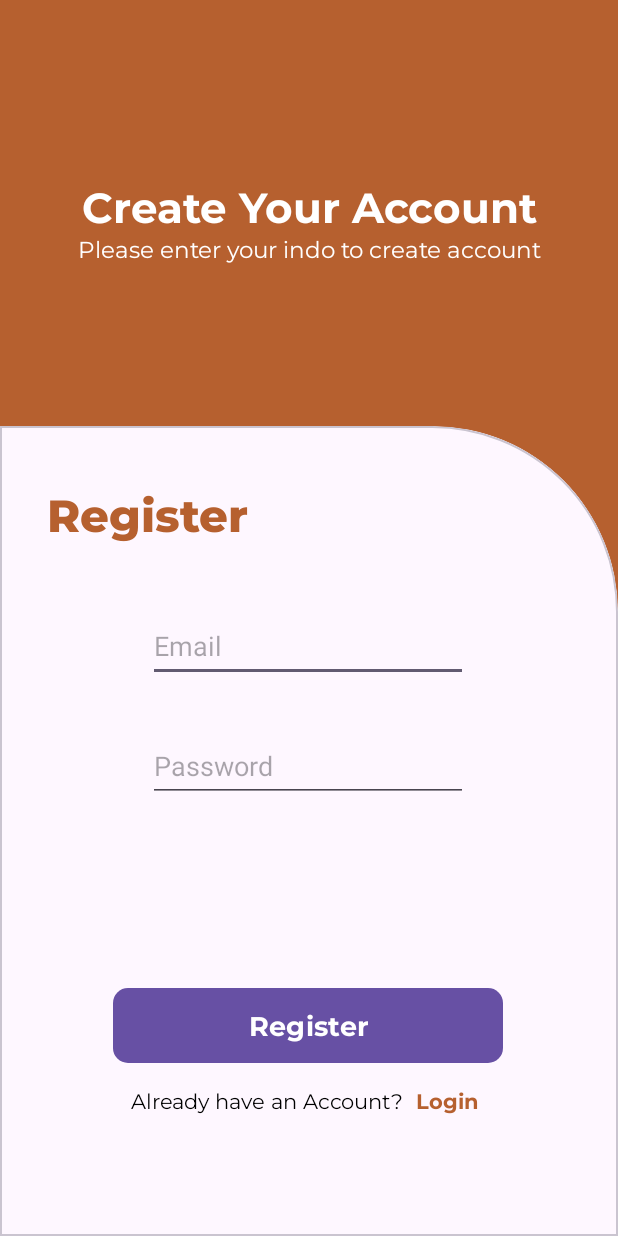
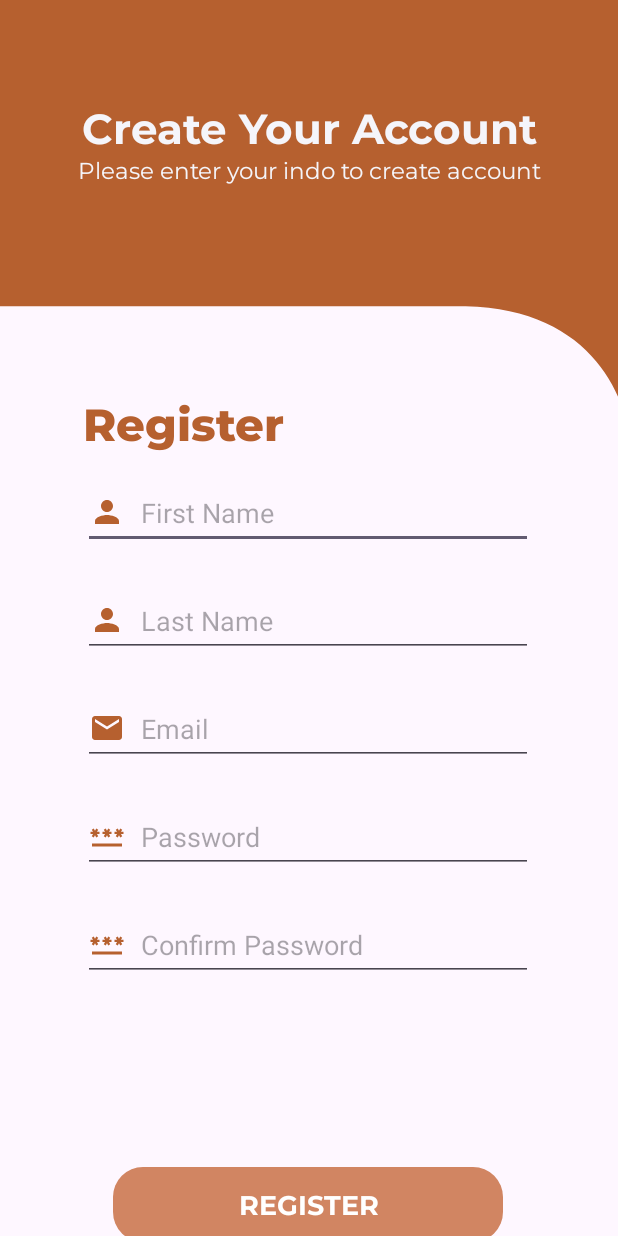
Before and after one commit to Dikarahmanm/Wismata-C23-PS297, an Android app: the RegisterActivity screen opened directly, with no data from a screen before it, on a phone screen of 412 x 824 dp. Run offline under Robolectric (Android 15) with nearby library versions, the phone set to English and light mode, and no system bars.

Commit message:
fix: register layout

```diff
--- /dev/null
+++ b/Android/app/src/main/java/com/dika/wismata/ui/component/CustomNameEdt.kt
@@ -0,0 +1,55 @@
+package com.dika.wismata.ui.component
+
+import android.content.Context
+import android.graphics.Canvas
+import android.graphics.drawable.Drawable
+import android.util.AttributeSet
+import androidx.appcompat.widget.AppCompatEditText
+import androidx.core.content.ContextCompat
+import com.dika.wismata.R
+
+class CustomNameEdt: AppCompatEditText {
+
+    private lateinit var personIcon: Drawable
+
+    constructor(context: Context) : super(context) {
+        init()
+    }
+
+    constructor(context: Context, attributeSet: AttributeSet) : super(context, attributeSet) {
+        init()
+    }
+
+    constructor(context: Context, attributeSet: AttributeSet, defStyleAttr: Int) : super(
+        context,
+        attributeSet,
+        defStyleAttr
+    ) {
+        init()
+    }
+
+    private fun init() {
+        personIcon = ContextCompat.getDrawable(context, R.drawable.ic_person_24) as Drawable
+        compoundDrawablePadding = 16
+    }
+
+    private fun setButtonDrawables(
+        startOfTheText: Drawable? = null,
+        topOfTheText: Drawable? = null,
+        endOfTheText: Drawable? = null,
+        bottomOfTheText: Drawable? = null
+    ) {
+        setCompoundDrawablesWithIntrinsicBounds(
+            startOfTheText,
+            topOfTheText,
+            endOfTheText,
+            bottomOfTheText
+        )
+    }
+
+    override fun onDraw(canvas: Canvas?) {
+        super.onDraw(canvas)
+        setButtonDrawables(startOfTheText = personIcon)
+    }
+
+}
--- /dev/null
+++ b/Android/app/src/main/res/drawable/header.xml
@@ -0,0 +1,9 @@
+<vector xmlns:android="http://schemas.android.com/apk/res/android"
+    android:width="431dp"
+    android:height="313dp"
+    android:viewportWidth="431"
+    android:viewportHeight="313">
+  <path
+      android:pathData="M0,0H430.5V303.82C430.66,307.07 430.65,310.15 430.5,313V303.82C428.71,266.48 405.23,205.84 319.5,204H0V0Z"
+      android:fillColor="#B6602F"/>
+</vector>
--- a/Android/app/src/main/res/layout/activity_register.xml
+++ b/Android/app/src/main/res/layout/activity_register.xml
@@ -1,21 +1,35 @@
 <?xml version="1.0" encoding="utf-8"?>
-<androidx.constraintlayout.widget.ConstraintLayout xmlns:android="http://schemas.android.com/apk/res/android"
+<androidx.core.widget.NestedScrollView xmlns:android="http://schemas.android.com/apk/res/android"
     xmlns:app="http://schemas.android.com/apk/res-auto"
     xmlns:tools="http://schemas.android.com/tools"
     android:layout_width="match_parent"
     android:layout_height="match_parent"
-    android:background="@color/orange"
     tools:context=".ui.RegisterActivity">
+
+    <androidx.constraintlayout.widget.ConstraintLayout
+        android:layout_width="match_parent"
+        android:layout_height="match_parent">
+
+        <ImageView
+            android:id="@+id/imageHeader"
+            android:layout_width="match_parent"
+            android:layout_height="wrap_content"
+            android:scaleType="centerCrop"
+            android:src="@drawable/header"
+            app:layout_constraintEnd_toEndOf="parent"
+            app:layout_constraintStart_toStartOf="parent"
+            app:layout_constraintTop_toTopOf="parent" />
 
         <TextView
             android:id="@+id/register_textView"
             android:layout_width="wrap_content"
             android:layout_height="wrap_content"
+            android:layout_marginTop="64dp"
             android:fontFamily="@font/monbold"
             android:text="@string/Register_title"
             android:textColor="@color/white"
             android:textSize="28sp"
-        app:layout_constraintBottom_toBottomOf="parent"
+            app:layout_constraintBottom_toBottomOf="@+id/register_textView2"
             app:layout_constraintEnd_toEndOf="parent"
             app:layout_constraintStart_toStartOf="parent"
             app:layout_constraintTop_toTopOf="parent"
@@ -33,38 +47,51 @@
             app:layout_constraintStart_toStartOf="@+id/register_textView"
             app:layout_constraintTop_toBottomOf="@+id/register_textView" />
 
-    <com.google.android.material.card.MaterialCardView
-        android:id="@+id/view"
-        android:layout_width="0dp"
-        android:layout_height="540dp"
-        android:background="@color/white"
-        app:layout_constraintBottom_toBottomOf="parent"
-        app:layout_constraintEnd_toEndOf="parent"
-        app:layout_constraintStart_toStartOf="parent"
-        app:shapeAppearanceOverlay="@style/ShapeAppearanceOverlay.CardView"
-        >
-
-    </com.google.android.material.card.MaterialCardView>
-
         <TextView
             android:id="@+id/Register"
             android:layout_width="wrap_content"
             android:layout_height="wrap_content"
-        android:layout_marginTop="40dp"
+            android:layout_marginTop="140dp"
             android:fontFamily="@font/monexbold"
             android:text="@string/Register"
             android:textColor="@color/orange"
             android:textSize="30sp"
+            app:layout_constraintStart_toStartOf="@+id/editTextFirstName"
+            app:layout_constraintTop_toBottomOf="@+id/register_textView2" />
+
+        <com.dika.wismata.ui.component.CustomNameEdt
+            android:id="@+id/editTextFirstName"
+            android:layout_width="300dp"
+            android:layout_height="wrap_content"
+            android:layout_marginTop="16dp"
+            android:ems="10"
+            android:hint="@string/firstName"
+            android:inputType="textPersonName"
+            android:minHeight="48dp"
             app:layout_constraintEnd_toEndOf="parent"
-        app:layout_constraintHorizontal_bias="0.114"
+            app:layout_constraintHorizontal_bias="0.497"
             app:layout_constraintStart_toStartOf="parent"
-        app:layout_constraintTop_toTopOf="@+id/view" />
+            app:layout_constraintTop_toBottomOf="@+id/Register" />
 
-    <EditText
-        android:id="@+id/editTextTextEmailAddress"
-        android:layout_width="wrap_content"
+        <com.dika.wismata.ui.component.CustomNameEdt
+            android:id="@+id/editTextLastName"
+            android:layout_width="300dp"
             android:layout_height="wrap_content"
-        android:layout_marginTop="44dp"
+            android:layout_marginTop="24dp"
+            android:ems="10"
+            android:hint="@string/lastName"
+            android:inputType="textPersonName"
+            android:minHeight="48dp"
+            app:layout_constraintEnd_toEndOf="parent"
+            app:layout_constraintHorizontal_bias="0.497"
+            app:layout_constraintStart_toStartOf="parent"
+            app:layout_constraintTop_toBottomOf="@+id/editTextFirstName" />
+
+        <com.dika.wismata.ui.component.CustomEmailEdt
+            android:id="@+id/editTextEmailAddress"
+            android:layout_width="300dp"
+            android:layout_height="wrap_content"
+            android:layout_marginTop="24dp"
             android:ems="10"
             android:hint="@string/email"
             android:inputType="textEmailAddress"
@@ -72,13 +99,13 @@
             app:layout_constraintEnd_toEndOf="parent"
             app:layout_constraintHorizontal_bias="0.497"
             app:layout_constraintStart_toStartOf="parent"
-        app:layout_constraintTop_toBottomOf="@+id/Register" />
+            app:layout_constraintTop_toBottomOf="@+id/editTextLastName" />
 
-    <EditText
-        android:id="@+id/editTextTextPassword"
-        android:layout_width="wrap_content"
+        <com.dika.wismata.ui.component.CustomPasswordEdt
+            android:id="@+id/editTextPassword"
+            android:layout_width="300dp"
             android:layout_height="wrap_content"
-        android:layout_marginTop="32dp"
+            android:layout_marginTop="24dp"
             android:autofillHints=""
             android:ems="10"
             android:hint="@string/password"
@@ -87,30 +114,48 @@
             app:layout_constraintEnd_toEndOf="parent"
             app:layout_constraintHorizontal_bias="0.497"
             app:layout_constraintStart_toStartOf="parent"
-        app:layout_constraintTop_toBottomOf="@+id/editTextTextEmailAddress" />
+            app:layout_constraintTop_toBottomOf="@+id/editTextEmailAddress" />
 
-    <com.google.android.material.button.MaterialButton
+        <com.dika.wismata.ui.component.CustomPasswordEdt
+            android:id="@+id/editTextConfirmPassword"
+            android:layout_width="300dp"
+            android:layout_height="wrap_content"
+            android:layout_marginTop="24dp"
+            android:autofillHints=""
+            android:ems="10"
+            android:hint="@string/confirmPassword"
+            android:inputType="textPassword"
+            android:minHeight="48dp"
+            app:layout_constraintEnd_toEndOf="parent"
+            app:layout_constraintHorizontal_bias="0.497"
+            app:layout_constraintStart_toStartOf="parent"
+            app:layout_constraintTop_toBottomOf="@+id/editTextPassword" />
+
+        <com.dika.wismata.ui.component.CustomButton
             android:id="@+id/btn_register"
             android:layout_width="260dp"
             android:layout_height="50dp"
             android:layout_marginTop="124dp"
             android:background="@drawable/btn_shape_round"
+            android:enabled="false"
             android:fontFamily="@font/monbold"
             android:text="@string/Register"
             android:textSize="18sp"
             app:layout_constraintEnd_toEndOf="parent"
             app:layout_constraintHorizontal_bias="0.496"
             app:layout_constraintStart_toStartOf="parent"
-        app:layout_constraintTop_toBottomOf="@+id/editTextTextPassword" />
+            app:layout_constraintTop_toBottomOf="@+id/editTextConfirmPassword" />
 
         <TextView
             android:id="@+id/haveaccount"
             android:layout_width="wrap_content"
             android:layout_height="wrap_content"
             android:layout_marginTop="16dp"
+            android:layout_marginBottom="16dp"
             android:fontFamily="@font/monreg"
             android:text="@string/haveaccount"
             android:textColor="@color/black"
+            app:layout_constraintBottom_toBottomOf="parent"
             app:layout_constraintEnd_toStartOf="@+id/login"
             app:layout_constraintHorizontal_bias="0.913"
             app:layout_constraintStart_toStartOf="parent"
@@ -130,3 +175,6 @@
             app:layout_constraintTop_toBottomOf="@+id/btn_register" />
 
     </androidx.constraintlayout.widget.ConstraintLayout>
+
+
+</androidx.core.widget.NestedScrollView>
--- a/Android/app/src/main/res/values/colors.xml
+++ b/Android/app/src/main/res/values/colors.xml
@@ -1,7 +1,7 @@
 <?xml version="1.0" encoding="utf-8"?>
 <resources>
-    <color name="black">#FF000000</color>
-    <color name="white">#FFFFFFFF</color>
+    <color name="black">#101014</color>
+    <color name="white">#F5F5FA</color>
     <color name="orange">#B6602F</color>
     <color name="orange_200">#D18562</color>
 </resources>
--- a/Android/app/src/main/res/values/strings.xml
+++ b/Android/app/src/main/res/values/strings.xml
@@ -12,4 +12,7 @@
     <string name="haveaccount">Already have an Account?</string>
     <string name="invalid_email">Invalid Email Address</string>
     <string name="invalid_password">Password must be at least 8 characters</string>
+    <string name="firstName">First Name</string>
+    <string name="lastName">Last Name</string>
+    <string name="confirmPassword">Confirm Password</string>
 </resources>
--- a/Android/app/src/main/res/values/themes.xml
+++ b/Android/app/src/main/res/values/themes.xml
@@ -2,7 +2,7 @@
     <!-- Base application theme. -->
     <style name="Base.Theme.Wismata" parent="Theme.Material3.DayNight.NoActionBar">
         <!-- Customize your light theme here. -->
-        <!-- <item name="colorPrimary">@color/my_light_primary</item> -->
+         <item name="colorPrimary">@color/orange</item>
     </style>
 
     <style name="Theme.Wismata" parent="Base.Theme.Wismata" />
```
Lines whose indentation alone changed are shown as unchanged.
